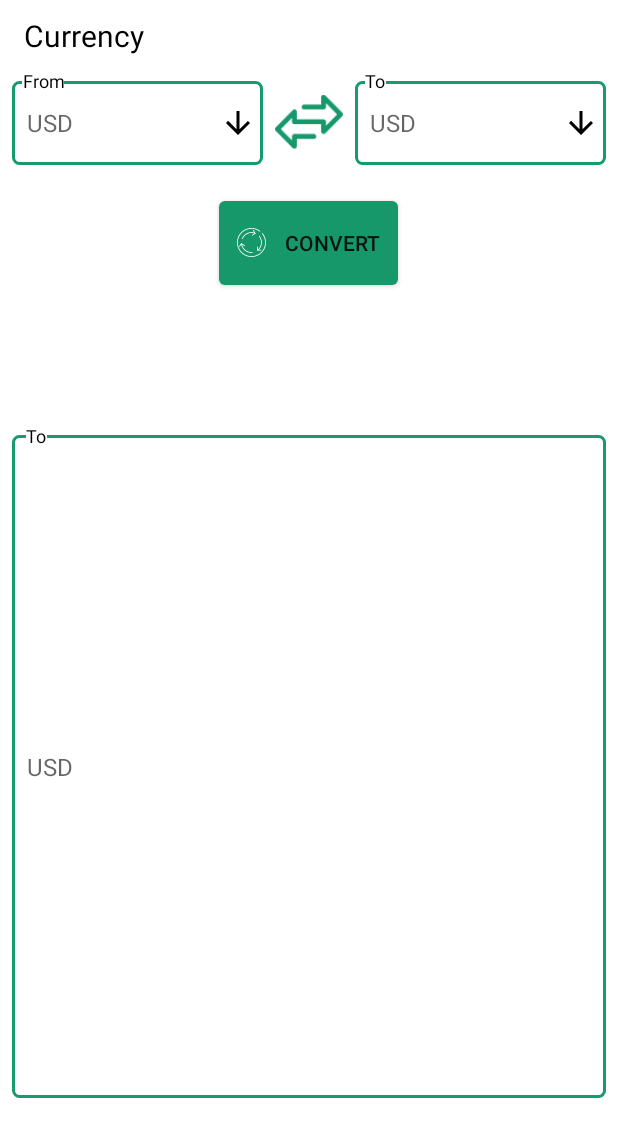
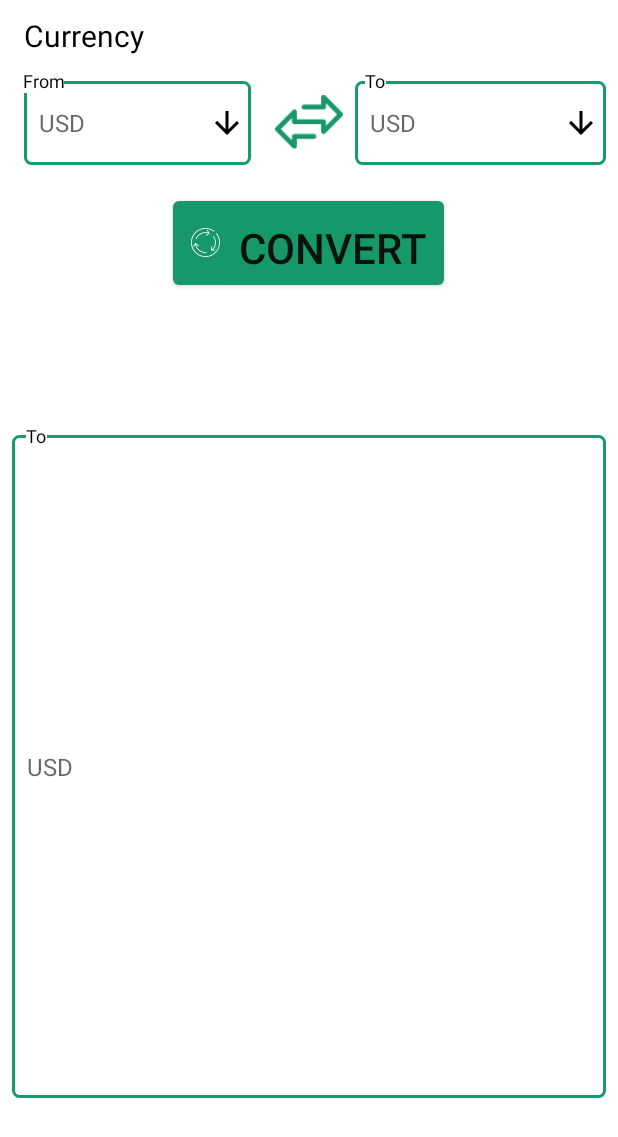
Before and after one commit to developers148/MagnitudeConverter, an Android app: the ConvertActivity screen opened directly, with no data from a screen before it, on a phone screen of 412 x 824 dp. Shown: the top 1137 px of the screen. Run offline under Robolectric (Android 15) with nearby library versions, the phone set to English and light mode, and no system bars; Roboto replaces fonts that are not available here.

Commit message:
activity convert dimention

```diff
--- a/app/src/main/res/layout-large/activity_convert.xml
+++ b/app/src/main/res/layout-large/activity_convert.xml
@@ -156,7 +156,7 @@
         android:padding="@dimen/buttonPadding_8dp"
         android:drawablePadding="@dimen/buttondrawablepadding_8dp"
         android:layout_marginTop="@dimen/buttonmargintop_8dp"
-        android:textSize="@dimen/textviewtextsize_30sp"
+        android:textSize="@dimen/buttontextsize_28sp"
         android:background="@drawable/buttonbg"
         android:layout_gravity="center"/>
 
@@ -198,7 +198,6 @@
             android:id="@+id/textView2"
             android:layout_width="wrap_content"
             android:layout_height="wrap_content"
-            android:layout_marginBottom="-66dp"
             android:background="@color/convert_backgroung_color"
             android:text="@string/convert_text_view_to"
             android:textAlignment="center"
--- a/app/src/main/res/layout-normal/activity_convert.xml
+++ b/app/src/main/res/layout-normal/activity_convert.xml
@@ -13,14 +13,16 @@
 
     <TextView
         android:id="@+id/convertiontype"
-        android:layout_marginTop="@dimen/titlemargintop_10dp"
+
         android:layout_width="wrap_content"
         android:layout_height="wrap_content"
         android:text="Currency"
-        android:layout_marginLeft="16dp"
+        android:layout_marginStart="@dimen/titlemarginstart_16dp"
+        android:layout_marginLeft="@dimen/titletextmarginleft_16dp"
+        android:layout_marginTop="@dimen/titlemargintop_10dp"
+
         android:textColor="@color/convert_text_color"
-        android:textSize="20sp"
-        android:layout_marginStart="16dp" />
+        android:textSize="@dimen/titletextsize_20sp" />
 
 
     <LinearLayout
@@ -34,7 +36,7 @@
             android:id="@+id/mylayout"
             android:layout_width="0dp"
             android:layout_weight="1"
-            android:layout_margin="8dp"
+            android:layout_margin="@dimen/constantlayoutmargin_8dp"
             android:layout_height="wrap_content">
 
             <EditText
@@ -42,15 +44,16 @@
                 android:layout_width="match_parent"
                 android:layout_height="?attr/actionBarSize"
                 android:inputType="number"
+                android:layout_margin="@dimen/edittextmargin_8dp"
                 android:background="@drawable/border"
                 android:hint="@string/convert_edit_text_hint_usd"
-                android:textSize="16sp"
-                android:paddingStart="10dp"
+                android:textSize="@dimen/edittexttextsize_16sp"
+                android:paddingStart="@dimen/edittextpaddingstart_10dp"
                 app:layout_constraintBottom_toBottomOf="parent"
                 app:layout_constraintEnd_toEndOf="parent"
                 app:layout_constraintStart_toStartOf="parent"
                 app:layout_constraintTop_toTopOf="parent"
-                android:paddingLeft="10dp" />
+                android:paddingLeft="@dimen/edittextpaddingstart_10dp" />
 
             <TextView
                 android:id="@+id/textView"
@@ -150,6 +153,7 @@
         android:layout_width="wrap_content"
         android:layout_height="?attr/actionBarSize"
         android:text="@string/convert"
+        android:textSize="@dimen/buttontextsize_28sp"
         android:drawableLeft="@drawable/buttonlogo"
         android:padding="12dp"
         android:drawablePadding="12dp"
--- a/app/src/main/res/layout-small/activity_convert.xml
+++ b/app/src/main/res/layout-small/activity_convert.xml
@@ -23,14 +23,17 @@
 
 
     <TextView
-        android:layout_marginTop="@dimen/titlemargintop_10dp"
+
         android:layout_width="wrap_content"
         android:layout_height="wrap_content"
         android:text="@string/currency"
         android:textSize="@dimen/titletextsize_20sp"
-        android:layout_marginLeft="10dp"
+        android:layout_marginStart="@dimen/titlemarginstart_16dp"
+        android:layout_marginLeft="@dimen/titletextmarginleft_16dp"
+        android:layout_marginTop="@dimen/titlemargintop_10dp"
+
         android:textColor="@color/convert_text_color"
-        android:layout_marginStart="10dp" />
+     />
 
 
     <LinearLayout
@@ -45,19 +48,19 @@
             android:id="@+id/mylayout"
             android:layout_width="match_parent"
             android:layout_weight="1"
-            android:layout_margin="8dp"
+            android:layout_margin="@dimen/constantlayoutmargin_8dp"
             android:layout_height="wrap_content">
 
             <EditText
                 android:id="@+id/spinner"
                 android:layout_width="match_parent"
                 android:layout_height="?attr/actionBarSize"
-                android:layout_margin="4dp"
+                android:layout_margin="@dimen/edittextmargin_8dp"
                 android:background="@drawable/border"
                 android:hint="@string/convert_edit_text_hint_usd"
-                android:paddingStart="10dp"
-                android:paddingLeft="10dp"
-                android:textSize="16sp"
+                android:textSize="@dimen/edittexttextsize_16sp"
+                android:paddingStart="@dimen/edittextpaddingstart_10dp"
+                android:paddingLeft="@dimen/edittextpaddingstart_10dp"
                 app:layout_constraintBottom_toBottomOf="parent"
                 app:layout_constraintEnd_toEndOf="parent"
                 app:layout_constraintStart_toStartOf="parent"
@@ -72,7 +75,7 @@
                 android:text="@string/convert_textview_from"
                 android:textAlignment="center"
                 android:textColor="@color/convert_text_color"
-                android:textSize="12sp"
+                android:textSize="@dimen/textviewtextsize_12sp"
                 app:layout_constraintBottom_toBottomOf="parent"
                 app:layout_constraintBottom_toTopOf="@id/spinner"
                 app:layout_constraintEnd_toEndOf="parent"
@@ -83,8 +86,8 @@
 
             <ImageButton
                 android:id="@+id/imagebutton"
-                android:layout_width="25dp"
-                android:layout_height="25dp"
+                android:layout_width="@dimen/imageviewsize_25dp"
+                android:layout_height="@dimen/imageviewsize_25dp"
                 android:background="@color/convert_backgroung_color"
                 android:src="@drawable/ic_arrow_downward_black_24dp"
                 app:layout_constraintBottom_toBottomOf="parent"
@@ -97,8 +100,8 @@
 
 
         <ImageView
-            android:layout_width="25dp"
-            android:layout_height="25dp"
+            android:layout_width="@dimen/imageviewconvert_45dp"
+            android:layout_height="@dimen/imageviewconvert_45dp"
             android:src="@drawable/transfer"
             android:layout_gravity="center"/>
 
@@ -106,34 +109,33 @@
             android:id="@+id/mylayout1"
             android:layout_width="match_parent"
             android:layout_weight="1"
-            android:layout_margin="8dp"
+            android:layout_margin="@dimen/constantlayoutmargin_8dp"
             android:layout_height="wrap_content">
 
             <EditText
                 android:id="@+id/spinner1"
                 android:layout_width="match_parent"
                 android:layout_height="?attr/actionBarSize"
-                android:layout_margin="4dp"
+                android:layout_margin="@dimen/edittextmargin_8dp"
                 android:background="@drawable/border"
                 android:hint="@string/convert_edit_text_hint_usd"
-                android:textSize="16sp"
-                android:paddingStart="10dp"
+                android:textSize="@dimen/edittexttextsize_16sp"
+                android:paddingStart="@dimen/edittextpaddingstart_10dp"
                 app:layout_constraintBottom_toBottomOf="parent"
                 app:layout_constraintEnd_toEndOf="parent"
                 app:layout_constraintStart_toStartOf="parent"
                 app:layout_constraintTop_toTopOf="parent"
-                android:paddingLeft="10dp" />
+                android:paddingLeft="@dimen/edittextpaddingstart_10dp" />
 
             <TextView
                 android:id="@+id/textView1"
                 android:layout_width="wrap_content"
                 android:layout_height="wrap_content"
-                android:layout_marginBottom="-66dp"
                 android:background="@color/convert_backgroung_color"
                 android:text="@string/convert_text_view_to"
                 android:textAlignment="center"
                 android:textColor="@color/convert_text_color"
-                android:textSize="12sp"
+                android:textSize="@dimen/textviewtextsize_12sp"
                 app:layout_constraintBottom_toBottomOf="parent"
                 app:layout_constraintBottom_toTopOf="@id/spinner1"
                 app:layout_constraintEnd_toEndOf="parent"
@@ -144,8 +146,8 @@
 
             <ImageButton
                 android:id="@+id/imagebutton1"
-                android:layout_width="25dp"
-                android:layout_height="25dp"
+                android:layout_width="@dimen/imageviewsize_25dp"
+                android:layout_height="@dimen/imageviewsize_25dp"
                 android:background="@color/convert_backgroung_color"
                 android:src="@drawable/ic_arrow_downward_black_24dp"
                 app:layout_constraintBottom_toBottomOf="parent"
@@ -163,9 +165,12 @@
         android:layout_height="wrap_content"
         android:text="@string/convert"
         android:drawableLeft="@drawable/buttonlogo"
-        android:padding="4dp"
-        android:drawablePadding="4dp"
-        android:layout_marginTop="8dp"
+
+        android:padding="@dimen/buttonPadding_8dp"
+        android:textSize="@dimen/buttontextsize_28sp"
+        android:drawablePadding="@dimen/buttondrawablepadding_8dp"
+        android:layout_marginTop="@dimen/buttonmargintop_8dp"
+
         android:background="@drawable/buttonbg"
         android:layout_gravity="center"/>
 
@@ -185,17 +190,19 @@
                 android:id="@+id/spinner2"
                 android:layout_width="match_parent"
                 android:layout_height="match_parent"
-                android:layout_margin="8dp"
+
                 android:background="@drawable/border"
+                android:layout_margin="@dimen/edittextmargin_8dp"
+
                 android:maxLines="25"
                 android:hint="@string/convert_edit_text_hint_usd"
-                android:textSize="16sp"
-                android:paddingStart="10dp"
+                android:textSize="@dimen/edittexttextsize_16sp"
+                android:paddingStart="@dimen/edittextpaddingstart_10dp"
                 app:layout_constraintBottom_toBottomOf="parent"
                 app:layout_constraintEnd_toEndOf="parent"
                 app:layout_constraintStart_toStartOf="parent"
                 app:layout_constraintTop_toTopOf="parent"
-                android:paddingLeft="10dp" />
+                android:paddingLeft="@dimen/edittextpaddingstart_10dp" />
 
             <TextView
                 android:id="@+id/textView2"
@@ -205,7 +212,7 @@
                 android:text="@string/convert_text_view_to"
                 android:textAlignment="center"
                 android:textColor="@color/convert_text_color"
-                android:textSize="12sp"
+                android:textSize="@dimen/textviewtextsize_12sp"
                 app:layout_constraintBottom_toBottomOf="parent"
                 app:layout_constraintBottom_toTopOf="@id/spinner2"
                 app:layout_constraintEnd_toEndOf="parent"
--- a/app/src/main/res/layout-v26/activity_convert.xml
+++ b/app/src/main/res/layout-v26/activity_convert.xml
@@ -153,6 +153,7 @@
         android:padding="@dimen/buttonPadding_8dp"
         android:drawablePadding="@dimen/buttondrawablepadding_8dp"
         android:layout_marginTop="@dimen/buttonmargintop_8dp"
+        android:textSize="@dimen/buttontextsize_28sp"
         android:background="@drawable/buttonbg"
         android:layout_gravity="center"
         android:drawableStart="@drawable/buttonlogo" />
--- a/app/src/main/res/layout-xlarge/activity_convert.xml
+++ b/app/src/main/res/layout-xlarge/activity_convert.xml
@@ -30,29 +30,28 @@
             android:id="@+id/mylayout"
             android:layout_width="0dp"
             android:layout_weight="1"
-            android:layout_margin="8dp"
+            android:layout_margin="@dimen/constantlayoutmargin_8dp"
             android:layout_height="wrap_content">
 
             <EditText
                 android:id="@+id/spinner"
                 android:layout_width="match_parent"
                 android:layout_height="?attr/actionBarSize"
-                android:layout_margin="8dp"
+                android:layout_margin="@dimen/edittextmargin_8dp"
                 android:background="@drawable/border"
                 android:hint="@string/convert_edit_text_hint_usd"
-                android:textSize="24sp"
-                android:paddingStart="10dp"
+                android:textSize="@dimen/edittexttextsize_16sp"
+                android:paddingStart="@dimen/edittextpaddingstart_10dp"
                 app:layout_constraintBottom_toBottomOf="parent"
                 app:layout_constraintEnd_toEndOf="parent"
                 app:layout_constraintStart_toStartOf="parent"
                 app:layout_constraintTop_toTopOf="parent"
-                android:paddingLeft="10dp" />
+                android:paddingLeft="@dimen/edittextpaddingstart_10dp" />
 
             <TextView
                 android:id="@+id/textView"
                 android:layout_width="wrap_content"
                 android:layout_height="wrap_content"
-                android:layout_marginBottom="-66dp"
                 android:background="@color/convert_backgroung_color"
                 android:text="@string/convert_textview_from"
                 android:textAlignment="center"
@@ -115,12 +114,11 @@
                 android:id="@+id/textView1"
                 android:layout_width="wrap_content"
                 android:layout_height="wrap_content"
-                android:layout_marginBottom="-66dp"
                 android:background="@color/convert_backgroung_color"
                 android:text="@string/convert_text_view_to"
                 android:textAlignment="center"
                 android:textColor="@color/convert_text_color"
-                android:textSize="24sp"
+                android:textSize="@dimen/textviewtextsize_12sp"
                 app:layout_constraintBottom_toBottomOf="parent"
                 app:layout_constraintBottom_toTopOf="@id/spinner1"
                 app:layout_constraintEnd_toEndOf="parent"
@@ -131,8 +129,8 @@
 
             <ImageButton
                 android:id="@+id/imagebutton1"
-                android:layout_width="25dp"
-                android:layout_height="25dp"
+                android:layout_width="@dimen/imageviewsize_25dp"
+                android:layout_height="@dimen/imageviewsize_25dp"
                 android:background="@color/convert_backgroung_color"
                 android:src="@drawable/ic_arrow_downward_black_24dp"
                 app:layout_constraintBottom_toBottomOf="parent"
@@ -150,13 +148,13 @@
         android:layout_width="wrap_content"
         android:layout_height="wrap_content"
         android:layout_gravity="center"
-        android:layout_marginTop="50dp"
+        android:layout_marginTop="@dimen/buttonmargintop_8dp"
         android:background="@drawable/buttonbg"
         android:drawableLeft="@drawable/buttonlogo"
-        android:drawablePadding="16dp"
-        android:padding="16dp"
+        android:padding="@dimen/buttonPadding_8dp"
+        android:drawablePadding="@dimen/buttondrawablepadding_8dp"
         android:text="@string/convert"
-        android:textSize="28sp"
+        android:textSize="@dimen/buttontextsize_28sp"
         />
 
     <View
@@ -168,36 +166,34 @@
         android:id="@+id/mylayout2"
         android:layout_width="match_parent"
         android:layout_weight="1"
-        android:layout_margin="8dp"
         android:layout_height="wrap_content">
 
         <EditText
             android:id="@+id/spinner2"
             android:layout_width="match_parent"
             android:layout_height="match_parent"
-            android:layout_margin="8dp"
+            android:layout_margin="@dimen/edittextmargin_8dp"
             android:background="@drawable/border"
             android:hint="@string/convert_edit_text_hint_usd"
-            android:textSize="28sp"
-            android:paddingStart="10dp"
+            android:textSize="@dimen/edittexttextsize_16sp"
+            android:paddingStart="@dimen/edittextpaddingstart_10dp"
 
 
             app:layout_constraintBottom_toBottomOf="parent"
             app:layout_constraintEnd_toEndOf="parent"
             app:layout_constraintStart_toStartOf="parent"
             app:layout_constraintTop_toTopOf="parent"
-            android:paddingLeft="10dp" />
+            android:paddingLeft="@dimen/edittextpaddingstart_10dp" />
 
         <TextView
             android:id="@+id/textView2"
             android:layout_width="wrap_content"
             android:layout_height="wrap_content"
-            android:layout_marginBottom="-66dp"
             android:background="@color/convert_backgroung_color"
             android:text="@string/convert_text_view_to"
             android:textAlignment="center"
             android:textColor="@color/convert_text_color"
-            android:textSize="24sp"
+            android:textSize="@dimen/textviewtextsize_12sp"
             app:layout_constraintBottom_toBottomOf="parent"
             app:layout_constraintBottom_toTopOf="@id/spinner2"
             app:layout_constraintEnd_toEndOf="parent"
--- a/app/src/main/res/layout/activity_convert.xml
+++ b/app/src/main/res/layout/activity_convert.xml
@@ -150,6 +150,7 @@
         android:text="@string/convert"
         android:drawableLeft="@drawable/buttonlogo"
         android:padding="@dimen/buttonPadding_8dp"
+        android:textSize="@dimen/buttontextsize_28sp"
         android:drawablePadding="@dimen/buttondrawablepadding_8dp"
         android:layout_marginTop="@dimen/buttonmargintop_8dp"
         android:background="@drawable/buttonbg"
--- a/app/src/main/res/values-large/dimens.xml
+++ b/app/src/main/res/values-large/dimens.xml
@@ -43,5 +43,6 @@
     <dimen name="edittextsize">18sp</dimen>
     <dimen name="textViewMarginStart_4dp">4dp</dimen>
     <dimen name="buttonPadding_8dp">8dp</dimen>
+    <dimen name="buttontextsize_28sp">28sp</dimen>
 
 </resources>
--- a/app/src/main/res/values-normal/dimens.xml
+++ b/app/src/main/res/values-normal/dimens.xml
@@ -47,4 +47,5 @@
     <dimen name="edittextsize">18sp</dimen>
     <dimen name="textViewMarginStart_4dp">4dp</dimen>
     <dimen name="buttonPadding_8dp">8dp</dimen>
+    <dimen name="buttontextsize_28sp">28sp</dimen>
 </resources>
--- a/app/src/main/res/values-small/dimens.xml
+++ b/app/src/main/res/values-small/dimens.xml
@@ -54,4 +54,5 @@
     <dimen name="edittextsize">18sp</dimen>
     <dimen name="textViewMarginStart_4dp">4dp</dimen>
     <dimen name="buttonPadding_8dp">8dp</dimen>
+    <dimen name="buttontextsize_28sp">28sp</dimen>
 </resources>
--- a/app/src/main/res/values-xlarge/dimens.xml
+++ b/app/src/main/res/values-xlarge/dimens.xml
@@ -54,4 +54,5 @@
     <dimen name="edittextsize">18sp</dimen>
     <dimen name="textViewMarginStart_4dp">4dp</dimen>
     <dimen name="buttonPadding_8dp">8dp</dimen>
+    <dimen name="buttontextsize_28sp">28sp</dimen>
 </resources>
--- a/app/src/main/res/values/dimens.xml
+++ b/app/src/main/res/values/dimens.xml
@@ -45,6 +45,7 @@
     <dimen name="buttonPadding_8dp">8dp</dimen>
 
     <dimen name="navigationbarheight_180dp">180dp</dimen>
+    <dimen name="buttontextsize_28sp">28sp</dimen>
 
     <dimen name="card_corner_redious_5dp">5dp</dimen>
 
```
